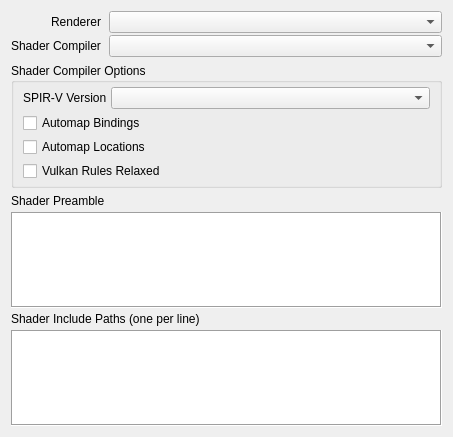
First picture: the form in src/session/SessionProperties.ui, repository houmain/gpupad, before the edit.
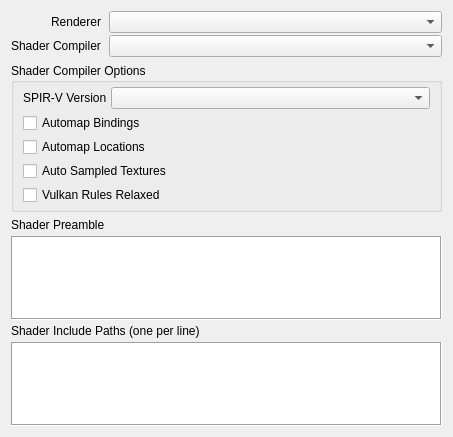
Second picture: the form after the edit. Custom widgets are drawn as their Qt base class.

Commit message: Added Auto Sampled Textures setting to session

What changed in the file:
```diff
--- a/src/session/SessionProperties.ui
+++ b/src/session/SessionProperties.ui
@@ -99,6 +99,13 @@
         </property>
        </widget>
       </item>
+      <item>
+       <widget class="QCheckBox" name="autoSampledTextures">
+        <property name="text">
+         <string>Auto Sampled Textures</string>
+        </property>
+       </widget>
+      </item>
       <item>
        <widget class="QCheckBox" name="vulkanRulesRelaxed">
         <property name="text">
```
The commit also changes 7 other files.
